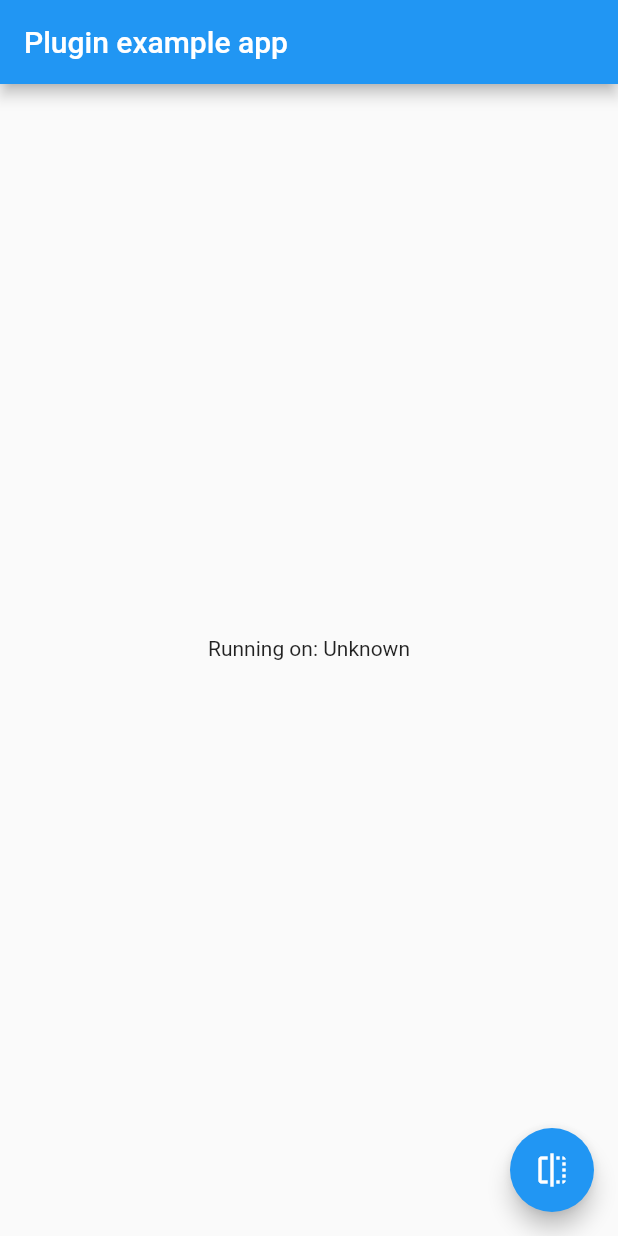
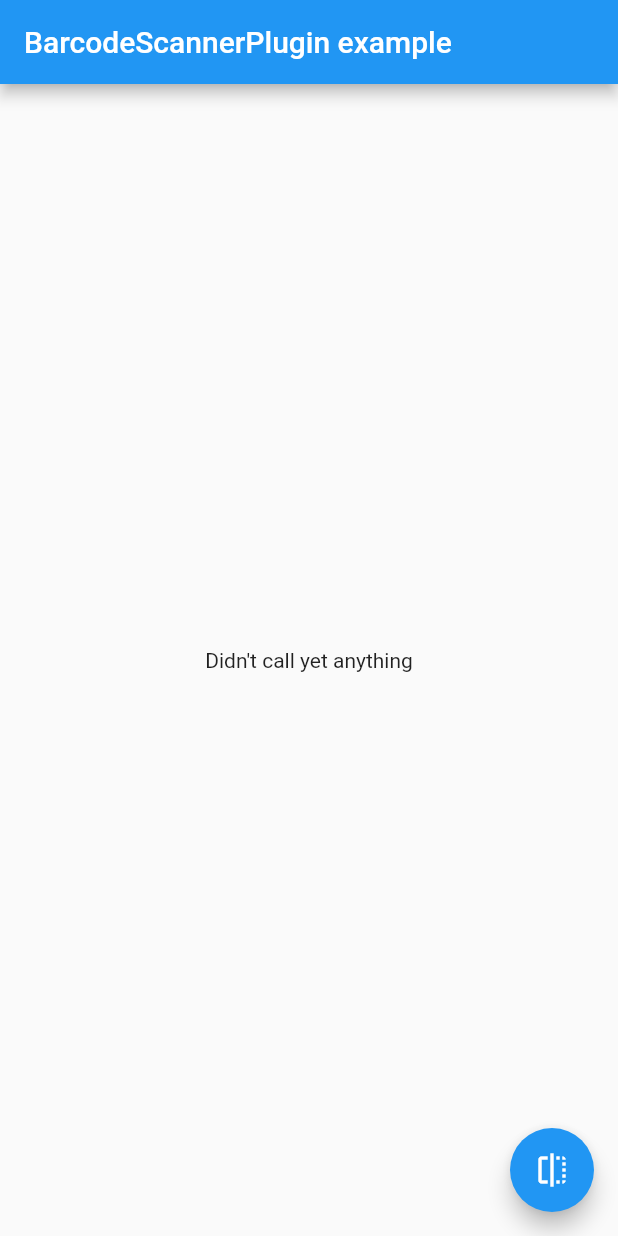
Before and after one commit to swissonid/BarcodeScannerPlugin, a Flutter app: the screen it shows after launch, after a tap on the "flip" icon, on a phone screen of 412 x 824 dp. Run offline on Flutter 3.47's test engine with Material 2 defaults, Android fonts, the light colour scheme and no system bars.

Commit message:
First Draft for delegate the handling to Flutter

```diff
--- a/example/lib/main.dart
+++ b/example/lib/main.dart
@@ -48,7 +48,8 @@
 }
 
 class _MyHomePageState extends State<MyHomePage> {
-  String _platformVersion = 'Unknown';
+  String _errorCode = "";
+  String _message = "";
 
   @override
   initState() {
@@ -58,48 +59,134 @@
 
   // Platform messages are asynchronous, so we initialize in an async method.
   initPlatformState() async {
-    String platformVersion;
+    String initMessage;
     // Platform messages may fail, so we use a try/catch PlatformException.
     try {
-      platformVersion = await Barcodescanner.platformVersion;
+      initMessage = "Didn't call yet anything";
     } on PlatformException {
-      platformVersion = "Failed to get platform version";
+      initMessage = "Failed to get platform version";
     }
 
     // If the widget was removed from the tree while the asynchronous platform
     // message was in flight, we want to discard the reply rather than calling
     // setState to update our non-existent appearance.
-    if (!mounted)
-      return;
+    if (!mounted) return;
 
     setState(() {
-      _platformVersion = platformVersion;
+      _message = initMessage;
     });
   }
 
   _scanBarcode() async {
     String barcode;
     try {
-      barcode = await Barcodescanner.scanBarcode;
-    } on PlatformException {
-      barcode = "Could not scann barcode";
+      barcode = await BarcodeScanner.scanBarcode;
+    } on PlatformException catch (exception) {
+      barcode = handleBarcodeScannerExcpetion(exception);
     }
-    if (!mounted)
+    if (!mounted) {
       return;
+    }
 
     setState(() {
-      _platformVersion = barcode;
+      _message = barcode;
     });
+  }
+
+  String handleBarcodeScannerExcpetion(PlatformException exception) {
+    var message = "";
+    var errorCode = exception.code;
+    switch (exception.code) {
+      case BarcodeScanner.errorCameraShowRational:
+        message = "We need permission to camera to scann the barcode";
+        break;
+      case BarcodeScanner.errorCodePermissionDenied:
+        message = "Permission Denied";
+        break;
+      case BarcodeScanner.errorCodePermissionDeniedNeverAskAgain:
+        message = "Do not show it again please";
+        break;
+      case BarcodeScanner.errorScanningCanceled:
+        message = "Scanning canceld";
+        break;
+      default:
+        errorCode = "";
+        message = "Deafult ....";
+    }
+    _errorCode = errorCode;
+    return message;
+  }
+
+  _requestPermission() async {
+    try {
+      await BarcodeScanner.requestPermission;
+    } on PlatformException catch (exception) {
+      var message = handleBarcodeScannerExcpetion(exception);
+      setState(() {
+        _message = message;
+      });
+    }
+  }
+
+  _openPermissionSettings() async {
+    try {
+      await BarcodeScanner.openPermissionSettings;
+    } on PlatformException catch (exception) {
+      var message = handleBarcodeScannerExcpetion(exception);
+      setState(() {
+        _message = message;
+      });
+    }
+  }
+
+  Widget _getWidget() {
+    var widgets = new List<Widget>();
+    widgets.add(new Container(
+      padding: const EdgeInsets.all(8.0),
+      child: new Text(_message),
+    ));
+    switch (_errorCode) {
+      case BarcodeScanner.errorCameraShowRational:
+        widgets.add(new RaisedButton(
+            child: new Text("Request Permissions Again"),
+            onPressed: _requestPermission));
+        break;
+      case BarcodeScanner.errorCodePermissionDenied:
+      case BarcodeScanner.errorCodePermissionDeniedNeverAskAgain:
+        widgets.add(new RaisedButton(
+            child: new Text("Open Permission Settings"),
+            onPressed: _openPermissionSettings));
+        break;
+      default:
+        break;
+    }
+
+    return new Row(
+      mainAxisAlignment: MainAxisAlignment.center,
+      children: <Widget>[
+        new Expanded(
+            child: new Column(
+          children: <Widget>[
+            new Expanded(
+                child: new Column(
+              mainAxisAlignment: MainAxisAlignment.center,
+              children: widgets,
+            ))
+          ],
+        ))
+      ],
+    );
   }
 
   @override
   Widget build(BuildContext context) {
     return new Scaffold(
       appBar: new AppBar(
-        title: new Text('Plugin example app'),
+        title: new Text('BarcodeScannerPlugin example '),
       ),
-      floatingActionButton: new FloatingActionButton(child: new Icon(Icons.flip), onPressed: _scanBarcode),
-      body: new Center(child: new Text('Running on: $_platformVersion\n')),
+      floatingActionButton: new FloatingActionButton(
+          child: new Icon(Icons.flip), onPressed: _scanBarcode),
+      body: _getWidget(),
     );
   }
 }
--- a/lib/barcodescanner.dart
+++ b/lib/barcodescanner.dart
@@ -2,13 +2,25 @@
 
 import 'package:flutter/services.dart';
 
-class Barcodescanner {
+class BarcodeScanner {
+  static const errorCodePermissionDenied = "PERMISSION_DENIED";
+  static const errorCodePermissionDeniedNeverAskAgain = "NEVER_ASK_AGAIN";
+  static const errorCameraShowRational = "SHOW_RATIONAL";
+  static const errorScanningCanceled = "SCANNING_CANCELED";
+
   static const MethodChannel _channel =
       const MethodChannel('barcodescanner');
 
-  static Future<String> get platformVersion =>
-      _channel.invokeMethod('getPlatformVersion');
+  static Future<Null> get requestPermission =>
+      _channel.invokeMethod("requestCameraPermission");
 
   static Future<String> get scanBarcode =>
       _channel.invokeMethod("scanBarcode");
+
+  static Future<bool> get hasCameraPermission =>
+      _channel.invokeMethod("hasCameraPermission");
+
+  static Future<Null> get openPermissionSettings =>
+      _channel.invokeMethod("openPermissionSettings");
+
 }
```
Also changed, not shown: 12 other files.
